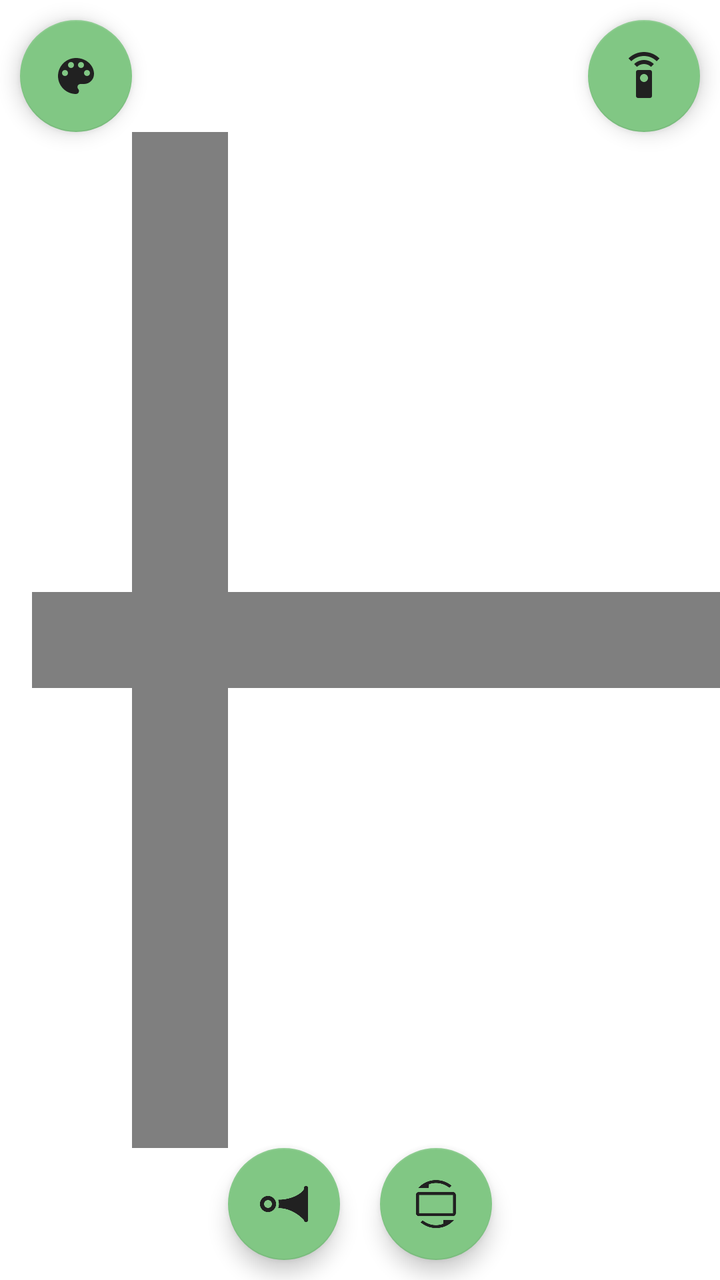
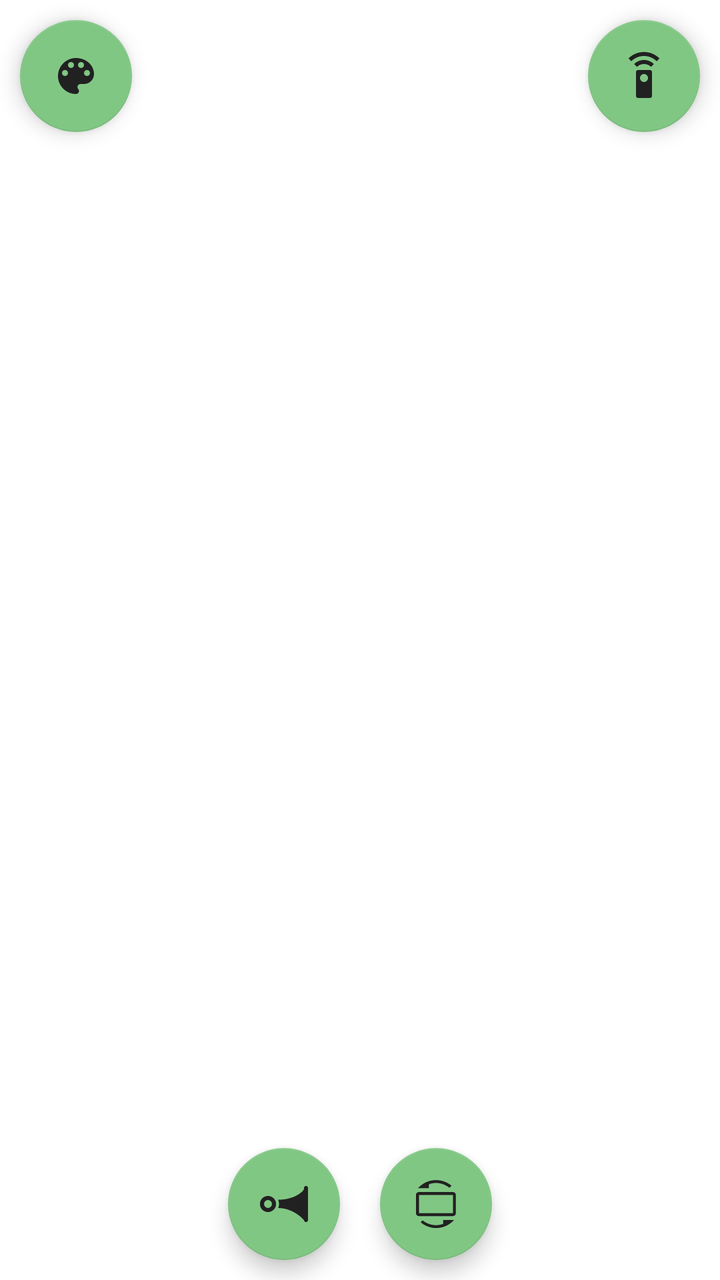

Two renders of the same Android screen: before a commit and after it. Below are the layout's source before the change and the commit's diff.
<!-- AndroidManifest.xml: application theme AppTheme -->
<!-- res/layout/fragment_controls.xml -->
<androidx.constraintlayout.widget.ConstraintLayout xmlns:android="http://schemas.android.com/apk/res/android"
    xmlns:app="http://schemas.android.com/apk/res-auto"
    android:layout_width="match_parent"
    android:layout_height="match_parent">

    <FrameLayout
        android:id="@+id/vertical_seek_bar_wrapper"
        android:layout_width="0dp"
        android:layout_height="0dp"
        android:foregroundGravity="center"
        app:layout_constraintBottom_toTopOf="@+id/button_horn"
        app:layout_constraintEnd_toStartOf="@+id/button_horn"
        app:layout_constraintHorizontal_bias="0.5"
        app:layout_constraintStart_toEndOf="@+id/button_theme"
        app:layout_constraintTop_toBottomOf="@+id/button_theme">

        <com.github.gilz688.rccarclient.widget.ControlsSeekBar
            android:id="@+id/horizontal_seek_bar"
            android:layout_width="match_parent"
            android:layout_height="match_parent"
            android:foregroundGravity="center"
            android:padding="40dp"
            android:progressDrawable="@drawable/progress"
            android:thumb="@drawable/progress_thumb" />
    </FrameLayout>

    <FrameLayout
        android:id="@+id/horizontal_seek_bar_wrapper"
        android:layout_width="0dp"
        android:layout_height="0dp"
        android:foregroundGravity="center"
        android:rotation="270"
        app:layout_constraintBottom_toTopOf="@+id/toggle_accelerometer"
        app:layout_constraintEnd_toStartOf="@+id/button_connect"
        app:layout_constraintHorizontal_bias="0.5"
        app:layout_constraintStart_toEndOf="@+id/toggle_accelerometer"
        app:layout_constraintTop_toBottomOf="@+id/button_connect">

        <com.github.gilz688.rccarclient.widget.ControlsSeekBar
            android:id="@+id/vertical_seek_bar"
            android:layout_width="match_parent"
            android:layout_height="match_parent"
            android:progressDrawable="@drawable/progress"
            android:padding="40dp"
            android:thumb="@drawable/progress_thumb" />
    </FrameLayout>


    <com.google.android.material.floatingactionbutton.FloatingActionButton
        android:id="@+id/button_theme"
        android:layout_width="wrap_content"
        android:layout_height="wrap_content"
        android:layout_alignParentEnd="true"
        android:layout_alignParentBottom="true"
        android:layout_marginStart="10dp"
        android:layout_marginTop="10dp"
        android:contentDescription="App Theme"
        app:srcCompat="@drawable/ic_theme"
        app:layout_constraintStart_toStartOf="parent"
        app:layout_constraintTop_toTopOf="parent"
        android:layout_alignParentRight="true"
        android:layout_marginLeft="10dp" />

    <com.google.android.material.floatingactionbutton.FloatingActionButton
        android:id="@+id/button_connect"
        android:layout_width="wrap_content"
        android:layout_height="wrap_content"
        android:layout_alignParentEnd="true"
        android:layout_alignParentBottom="true"
        android:layout_marginEnd="10dp"
        android:layout_marginTop="10dp"
        android:contentDescription="Connect"
        app:srcCompat="@drawable/ic_connect"
        app:layout_constraintEnd_toEndOf="parent"
        app:layout_constraintTop_toTopOf="parent"
        android:layout_alignParentRight="true"
        android:layout_marginRight="10dp" />

    <com.google.android.material.floatingactionbutton.FloatingActionButton
        android:id="@+id/button_horn"
        android:layout_width="wrap_content"
        android:layout_height="wrap_content"
        android:layout_alignParentEnd="true"
        android:layout_alignParentBottom="true"
        android:layout_marginStart="10dp"
        android:layout_marginEnd="10dp"
        android:layout_marginBottom="10dp"
        android:contentDescription="Horn"
        app:srcCompat="@drawable/ic_horn"
        app:layout_constraintBottom_toBottomOf="parent"
        app:layout_constraintEnd_toStartOf="@+id/toggle_accelerometer"
        app:layout_constraintHorizontal_bias="0.5"
        app:layout_constraintHorizontal_chainStyle="packed"
        app:layout_constraintStart_toStartOf="parent"
        android:layout_alignParentRight="true" />

    <com.google.android.material.floatingactionbutton.FloatingActionButton
        android:id="@+id/toggle_accelerometer"
        android:layout_width="wrap_content"
        android:layout_height="wrap_content"
        android:layout_above="@+id/button_horn"
        android:layout_marginStart="10dp"
        android:layout_marginEnd="10dp"
        android:layout_marginBottom="10dp"
        android:contentDescription="Accelerometer"
        app:srcCompat="@drawable/ic_accelerometer"
        app:layout_constraintBottom_toBottomOf="parent"
        app:layout_constraintEnd_toEndOf="parent"
        app:layout_constraintHorizontal_bias="0.5"
        app:layout_constraintStart_toEndOf="@+id/button_horn" />

</androidx.constraintlayout.widget.ConstraintLayout>
<!-- resources referenced by this layout -->
<resources>
  <!-- drawable ic_connect (drawable) -->
  <vector xmlns:android="http://schemas.android.com/apk/res/android"
      android:width="24dp"
      android:height="24dp"
      android:viewportWidth="24"
      android:viewportHeight="24"
      android:tint="?attr/colorControlNormal">
    <path
        android:fillColor="@android:color/white"
        android:pathData="M15,9L9,9c-0.55,0 -1,0.45 -1,1v12c0,0.55 0.45,1 1,1h6c0.55,0 1,-0.45 1,-1L16,10c0,-0.55 -0.45,-1 -1,-1zM12,15c-1.1,0 -2,-0.9 -2,-2s0.9,-2 2,-2 2,0.9 2,2 -0.9,2 -2,2zM7.05,6.05l1.41,1.41C9.37,6.56 10.62,6 12,6s2.63,0.56 3.54,1.46l1.41,-1.41C15.68,4.78 13.93,4 12,4s-3.68,0.78 -4.95,2.05zM12,0C8.96,0 6.21,1.23 4.22,3.22l1.41,1.41C7.26,3.01 9.51,2 12,2s4.74,1.01 6.36,2.64l1.41,-1.41C17.79,1.23 15.04,0 12,0z"/>
  </vector>
  <!-- drawable ic_theme (drawable) -->
  <vector xmlns:android="http://schemas.android.com/apk/res/android"
      android:width="24dp"
      android:height="24dp"
      android:viewportWidth="24"
      android:viewportHeight="24"
      android:tint="?attr/colorControlNormal">
    <path
        android:fillColor="@android:color/white"
        android:pathData="M12,3c-4.97,0 -9,4.03 -9,9s4.03,9 9,9c0.83,0 1.5,-0.67 1.5,-1.5 0,-0.39 -0.15,-0.74 -0.39,-1.01 -0.23,-0.26 -0.38,-0.61 -0.38,-0.99 0,-0.83 0.67,-1.5 1.5,-1.5L16,16c2.76,0 5,-2.24 5,-5 0,-4.42 -4.03,-8 -9,-8zM6.5,12c-0.83,0 -1.5,-0.67 -1.5,-1.5S5.67,9 6.5,9 8,9.67 8,10.5 7.33,12 6.5,12zM9.5,8C8.67,8 8,7.33 8,6.5S8.67,5 9.5,5s1.5,0.67 1.5,1.5S10.33,8 9.5,8zM14.5,8c-0.83,0 -1.5,-0.67 -1.5,-1.5S13.67,5 14.5,5s1.5,0.67 1.5,1.5S15.33,8 14.5,8zM17.5,12c-0.83,0 -1.5,-0.67 -1.5,-1.5S16.67,9 17.5,9s1.5,0.67 1.5,1.5 -0.67,1.5 -1.5,1.5z"/>
  </vector>
  <!-- drawable progress (drawable) -->
  <layer-list xmlns:android="http://schemas.android.com/apk/res/android"
      android:layout_width="wrap_content"
      android:layout_height="wrap_content">
  
      <item android:id="@android:id/background">
          <shape>
              <corners android:radius="5dip" />
              <gradient
                  android:startColor="@color/accent"
                  android:centerColor="@color/accent"
                  android:centerY="0.5"
                  android:endColor="@color/accent"
                  android:angle="270"
                  />
          </shape>
      </item>
  </layer-list>
  <!-- drawable progress_thumb (drawable) -->
  <?xml version="1.0" encoding="utf-8"?>
  <shape
      xmlns:android="http://schemas.android.com/apk/res/android"
      android:shape="oval">
  
      <solid
          android:color="@color/primary"/>
  
      <size
          android:width="80dp"
          android:height="80dp"/>
  </shape>
  <style name="AppTheme" parent="Theme.MaterialComponents.DayNight.NoActionBar">
          <item name="android:forceDarkAllowed" tools:targetApi="q">false</item>
          
          <item name="colorPrimary">@color/primary</item>
          <item name="colorPrimaryVariant">@color/primary_dark</item>
          <item name="colorOnPrimary">@color/black</item>
  
          
          <item name="colorSecondary">@color/accent</item>
          <item name="colorOnSecondary">@color/black</item>
  
          <item name="android:colorBackground">@color/white</item>
  
          
          <item name="android:statusBarColor" tools:targetApi="l">?attr/colorPrimaryVariant</item>
          
      </style>
  <color name="accent">#81C784</color>
  <color name="primary">#FF5722</color>
  <color name="primary_dark">#E64A19</color>
  <color name="black">#212121</color>
  <color name="white">#FFFFFF</color>
  <!-- unchanged entries left out for length: 2 -->
</resources>

<!-- the commit's change to res/layout/fragment_controls.xml (unified diff, before → after) -->
@@ -7,21 +7,27 @@
         android:id="@+id/vertical_seek_bar_wrapper"
         android:layout_width="0dp"
         android:layout_height="0dp"
+        android:layout_margin="25dp"
         android:foregroundGravity="center"
+        android:background="@drawable/joystick_horizontal"
         app:layout_constraintBottom_toTopOf="@+id/button_horn"
         app:layout_constraintEnd_toStartOf="@+id/button_horn"
         app:layout_constraintHorizontal_bias="0.5"
         app:layout_constraintStart_toEndOf="@+id/button_theme"
         app:layout_constraintTop_toBottomOf="@+id/button_theme">
 
-        <com.github.gilz688.rccarclient.widget.ControlsSeekBar
-            android:id="@+id/horizontal_seek_bar"
+        <com.jmedeisis.bugstick.Joystick
+            app:force_square="true"
+            android:id="@+id/horizontal_joystick"
             android:layout_width="match_parent"
             android:layout_height="match_parent"
             android:foregroundGravity="center"
-            android:padding="40dp"
-            android:progressDrawable="@drawable/progress"
-            android:thumb="@drawable/progress_thumb" />
+            app:motion_constraint="Horizontal">
+            <Button
+                android:layout_width="100dp"
+                android:layout_height="100dp"
+                android:background="@drawable/joystick_handle"/>
+        </com.jmedeisis.bugstick.Joystick>
     </FrameLayout>
 
     <FrameLayout
@@ -29,20 +35,26 @@
         android:layout_width="0dp"
         android:layout_height="0dp"
         android:foregroundGravity="center"
-        android:rotation="270"
         app:layout_constraintBottom_toTopOf="@+id/toggle_accelerometer"
         app:layout_constraintEnd_toStartOf="@+id/button_connect"
         app:layout_constraintHorizontal_bias="0.5"
         app:layout_constraintStart_toEndOf="@+id/toggle_accelerometer"
         app:layout_constraintTop_toBottomOf="@+id/button_connect">
 
-        <com.github.gilz688.rccarclient.widget.ControlsSeekBar
-            android:id="@+id/vertical_seek_bar"
+        <com.jmedeisis.bugstick.Joystick
+            android:id="@+id/vertical_joystick"
             android:layout_width="match_parent"
             android:layout_height="match_parent"
-            android:progressDrawable="@drawable/progress"
-            android:padding="40dp"
-            android:thumb="@drawable/progress_thumb" />
+            android:layout_margin="25dp"
+            android:background="@drawable/joystick_vertical"
+            app:force_square="true"
+            app:motion_constraint="Vertical">
+
+            <Button
+                android:layout_width="100dp"
+                android:layout_height="100dp"
+                android:background="@drawable/joystick_handle" />
+        </com.jmedeisis.bugstick.Joystick>
     </FrameLayout>
 
 
<!-- resource entries referenced after the edit -->
@@ -22,25 +22,7 @@
         android:fillColor="@android:color/white"
         android:pathData="M12,3c-4.97,0 -9,4.03 -9,9s4.03,9 9,9c0.83,0 1.5,-0.67 1.5,-1.5 0,-0.39 -0.15,-0.74 -0.39,-1.01 -0.23,-0.26 -0.38,-0.61 -0.38,-0.99 0,-0.83 0.67,-1.5 1.5,-1.5L16,16c2.76,0 5,-2.24 5,-5 0,-4.42 -4.03,-8 -9,-8zM6.5,12c-0.83,0 -1.5,-0.67 -1.5,-1.5S5.67,9 6.5,9 8,9.67 8,10.5 7.33,12 6.5,12zM9.5,8C8.67,8 8,7.33 8,6.5S8.67,5 9.5,5s1.5,0.67 1.5,1.5S10.33,8 9.5,8zM14.5,8c-0.83,0 -1.5,-0.67 -1.5,-1.5S13.67,5 14.5,5s1.5,0.67 1.5,1.5S15.33,8 14.5,8zM17.5,12c-0.83,0 -1.5,-0.67 -1.5,-1.5S16.67,9 17.5,9s1.5,0.67 1.5,1.5 -0.67,1.5 -1.5,1.5z"/>
   </vector>
-  <!-- drawable progress (drawable) -->
-  <layer-list xmlns:android="http://schemas.android.com/apk/res/android"
-      android:layout_width="wrap_content"
-      android:layout_height="wrap_content">
-  
-      <item android:id="@android:id/background">
-          <shape>
-              <corners android:radius="5dip" />
-              <gradient
-                  android:startColor="@color/accent"
-                  android:centerColor="@color/accent"
-                  android:centerY="0.5"
-                  android:endColor="@color/accent"
-                  android:angle="270"
-                  />
-          </shape>
-      </item>
-  </layer-list>
-  <!-- drawable progress_thumb (drawable) -->
+  <!-- drawable joystick_handle (drawable) -->
   <?xml version="1.0" encoding="utf-8"?>
   <shape
       xmlns:android="http://schemas.android.com/apk/res/android"
@@ -50,9 +32,29 @@
           android:color="@color/primary"/>
   
       <size
-          android:width="80dp"
-          android:height="80dp"/>
+          android:width="100dp"
+          android:height="100dp"/>
   </shape>
+  <!-- drawable joystick_horizontal (drawable) -->
+  <vector xmlns:android="http://schemas.android.com/apk/res/android"
+      android:width="100dp"
+      android:height="100dp"
+      android:viewportWidth="100"
+      android:viewportHeight="100">
+    <path
+        android:pathData="M99.513,42.713l-0,13.92l-99.03,-0l0,-13.92z"
+        android:fillColor="@color/accent"/>
+  </vector>
+  <!-- drawable joystick_vertical (drawable) -->
+  <vector xmlns:android="http://schemas.android.com/apk/res/android"
+      android:width="100dp"
+      android:height="100dp"
+      android:viewportWidth="100"
+      android:viewportHeight="100">
+    <path
+        android:pathData="M42.71,0.48h13.92v99.03h-13.92z"
+        android:fillColor="@color/accent"/>
+  </vector>
   <style name="AppTheme" parent="Theme.MaterialComponents.DayNight.NoActionBar">
           <item name="android:forceDarkAllowed" tools:targetApi="q">false</item>
           
@@ -65,6 +67,7 @@
           <item name="colorOnSecondary">@color/black</item>
   
           <item name="android:colorBackground">@color/white</item>
+          <item name="colorSurface">@color/light_gray</item>
   
           
           <item name="android:statusBarColor" tools:targetApi="l">?attr/colorPrimaryVariant</item>
@@ -74,7 +77,8 @@
   <color name="primary">#FF5722</color>
   <color name="primary_dark">#E64A19</color>
   <color name="black">#212121</color>
-  <color name="white">#FFFFFF</color>
+  <color name="white">#ffffff</color>
+  <color name="light_gray">#eeeeee</color>
   <!-- unchanged entries left out for length: 2 -->
 </resources>
 
